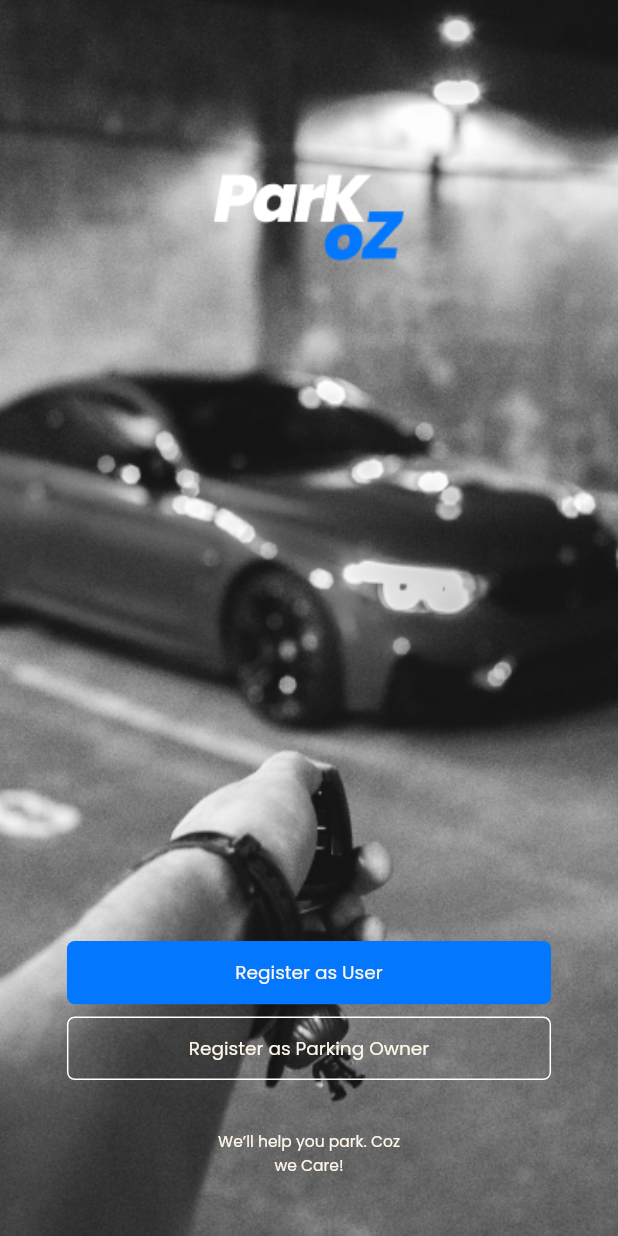
After one commit to ipriyam26/parkoc, a Flutter app: the screen it shows after launch, on a phone screen of 412 x 824 dp. The commit adds this screen. Run offline on Flutter 3.47's test engine with Material 2 defaults, Android fonts, the phone set to English and light mode, and no system bars; our stand-ins replace flutter_screenutil, get, google_fonts.

Commit message:
Made Selected screen

```diff
--- a/lib/main.dart
+++ b/lib/main.dart
@@ -2,6 +2,7 @@ import 'package:flutter/material.dart';
 import 'package:flutter_screenutil/flutter_screenutil.dart';
 import 'package:get/get.dart';
 import 'package:parkoc/home.dart';
+import 'package:parkoc/select.dart';
 import 'package:parkoc/theme.dart';
 
 
@@ -21,10 +22,11 @@ class MyApp extends StatelessWidget {
       splitScreenMode: true,
       builder: (context, child) {
         return GetMaterialApp(
+          debugShowCheckedModeBanner: false,
             title: 'Flutter Demo',
             theme: Themes.light,
             darkTheme: Themes.dark,
-            home:  HomeScreen());
+            home:   SelectScreen());
       },
     );
   }
--- /dev/null
+++ b/lib/select.dart
@@ -0,0 +1,83 @@
+import 'package:flutter/material.dart';
+import 'package:flutter_screenutil/flutter_screenutil.dart';
+
+class SelectScreen extends StatelessWidget {
+  const SelectScreen({Key? key}) : super(key: key);
+
+  @override
+  Widget build(BuildContext context) {
+    return Scaffold(
+      body: Container(
+        width: 360.w,
+        decoration: const BoxDecoration(
+          // color: Colors.pink,
+          image: DecorationImage(
+            image: AssetImage("asset/bg2.png"),
+            fit: BoxFit.cover,
+          ),
+        ),
+        child: Column(
+            mainAxisAlignment: MainAxisAlignment.spaceBetween,
+          children: [
+            Column(
+              children: [
+                SizedBox(
+                  height: 96.h,
+                ),
+                Image.asset(
+                  "asset/logoWhite.png",
+                  // color: Colors.white,
+                ),
+              ],
+            ),
+            Column(
+
+
+              children: [
+                Container(
+                    width: 282.w,
+                    height: 41.h,
+                    child: ElevatedButton(
+                        onPressed: null,
+                        child: Text(
+                          "Register as User",
+                          style: Theme.of(context).textTheme.subtitle1,
+                        ))),
+                SizedBox(
+                  height: 8.h,
+                ),
+                Container(
+                  width: 282.w,
+                  height: 41.h,
+                  alignment: Alignment.center,
+                  decoration: BoxDecoration(
+                    border: Border.all(color: Colors.white),
+                    borderRadius: BorderRadius.circular(5.r),
+                  ),
+                  child: Text(
+                    "Register as Parking Owner",
+                    style: Theme.of(context).textTheme.subtitle1,
+                    textAlign: TextAlign.center,
+                  ),
+                ),
+                Container(
+                  height: 36.h,
+                  margin: EdgeInsets.only(top: 30.h, bottom: 35.h),
+                  width: 116.w,
+                  alignment: Alignment.center,
+                  child: Text(
+                    "We’ll help you park. Coz we Care! ",
+                    textAlign: TextAlign.center,
+                    style: Theme.of(context).textTheme.subtitle1!.apply(
+                          fontSizeDelta: -2,
+                        ),
+                  ),
+                ),
+              ],
+            )
+          ],
+        ),
+      ),
+    );
+  }
+}
--- a/lib/theme.dart
+++ b/lib/theme.dart
@@ -55,11 +55,18 @@ class Themes {
           fontFamily: GoogleFonts.poppins().fontFamily,
         ),
         bodyText1: TextStyle(
+        fontSize: 12.sp,
+          fontWeight: FontWeight.w400,
+          fontFamily: GoogleFonts.poppins().fontFamily,
+          color: const Color(0xff141313),
+        ),
+        subtitle1:TextStyle(
           fontSize: 12.sp,
           fontWeight: FontWeight.w400,
           fontFamily: GoogleFonts.poppins().fontFamily,
-          color: const Color(0xff141313),
-        )),
+          color: const Color(0xffFFF5E9),
+        ),
+        ),
     primaryColor: const Color(0xff0477FF),
     canvasColor: Colors.white,
     cardColor: const Color(0xffFFF5E9),
```
Also changed, not shown: asset/bg2.png (added), asset/logoWhite.png (added).
